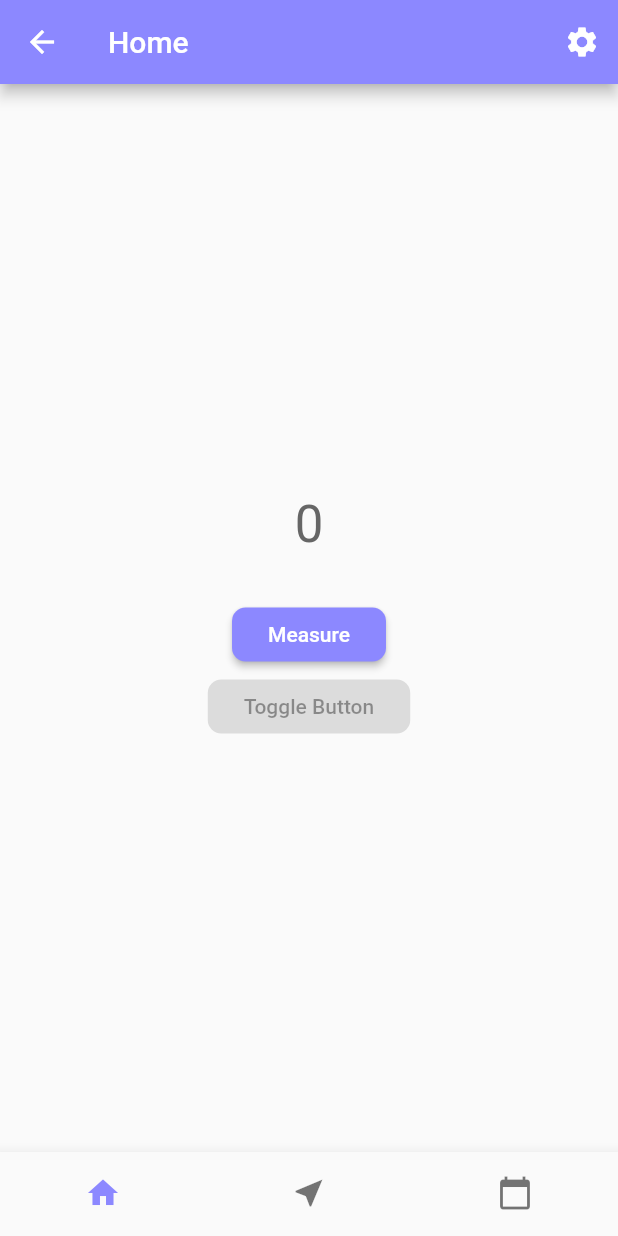
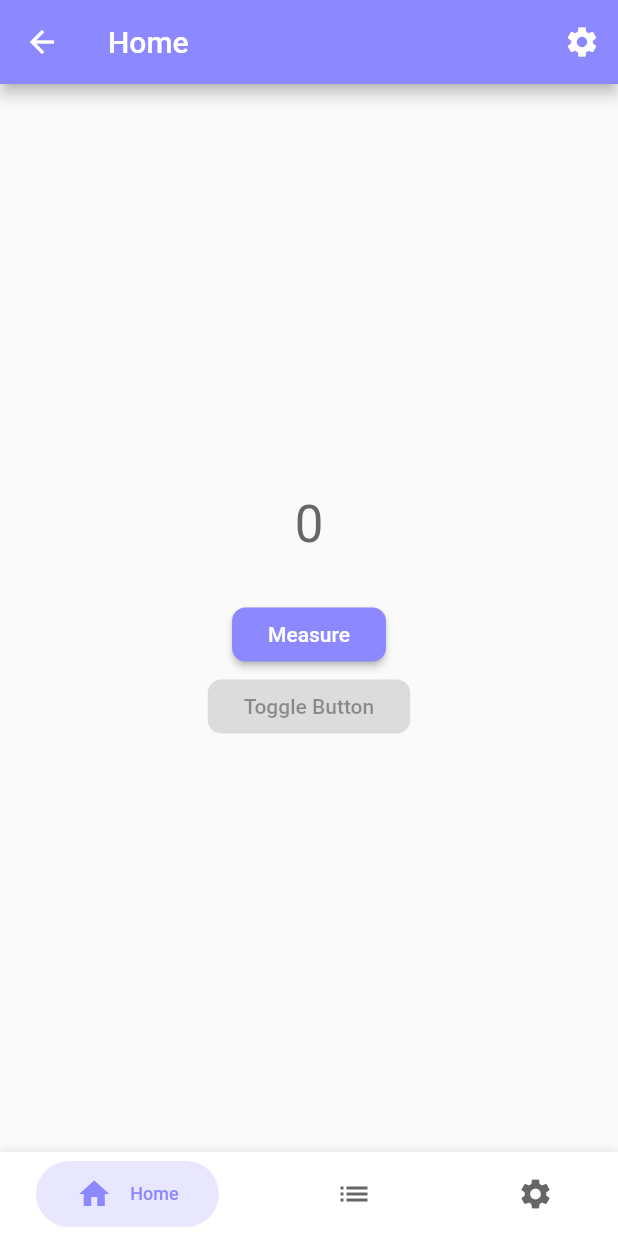
Before and after one commit to Supercaly/Balance-Flutter, a Flutter app: the MainScreen screen opened by its route, on a phone screen of 412 x 824 dp. Run offline on Flutter 3.47's test engine with Material 2 defaults, Android fonts, the phone set to English and light mode, and no system bars; our stand-ins replace floor, flutter_bloc, flutter_svg, introduction_screen, shared_preferences, sqflite; accounts and stored records are empty; generated files the repository leaves out were written again.

Commit message:
Add structure for the custom bottom navigation bar

```diff
--- a/lib/screens/main_screen.dart
+++ b/lib/screens/main_screen.dart
@@ -45,22 +45,131 @@ class _MainScreenState extends State<MainScreen> {
         }),
         child: _pages[_currentIndex]
       ),
-      bottomNavigationBar: BottomNavigationBar(
+      bottomNavigationBar: GoogleBottomNavigationBar(
         currentIndex: _currentIndex,
-        selectedItemColor: BColors.colorPrimary,
-        showSelectedLabels: false,
-        showUnselectedLabels: false,
-        onTap: (newIdx) => setState(() {
-          // Set the current page to the selected and update the current index
-          //_pageController.jumpToPage(newIdx);
-          setState(() => _currentIndex = newIdx);
-        }),
         items: [
-          BottomNavigationBarItem(title: Text("Home"), icon: Icon(Icons.home)),
-          BottomNavigationBarItem(title: Text("Measurements"), icon: Icon(Icons.near_me)),
-          BottomNavigationBarItem(title: Text("Calibrate Device"), icon: Icon(Icons.calendar_today)),
+          NavigationItem(icon: Icon(Icons.home), text: Text("Home")),
+          NavigationItem(icon: Icon(Icons.list), text: Text("Tests")),
+          NavigationItem(icon: Icon(Icons.settings), text: Text("Settings")),
         ],
+        onTap: (newIdx) => setState(() => _currentIndex = newIdx),
       ),
     );
   }
 }
+
+class GoogleBottomNavigationBar extends StatefulWidget {
+  final Color backgroundColor;
+  final Color selectedColor;
+  final Color unselectedColor;
+  final Color rectangleColor;
+  final List<NavigationItem> items;
+  final int currentIndex;
+  final ValueChanged<int> onTap;
+
+  GoogleBottomNavigationBar({
+    Key key,
+    @required this.items,
+    this.onTap,
+    this.currentIndex = 0,
+    this.backgroundColor = Colors.white,
+    this.selectedColor = BColors.colorPrimary,
+    this.unselectedColor = BColors.textColor,
+    this.rectangleColor = const Color(0xffe8e7ff),
+  }): assert(items != null),
+    assert(items.length >= 2),
+    assert(0 <= currentIndex && currentIndex < items.length),
+    super(key: key);
+
+  @override
+  _GoogleBottomNavigationBarState createState() => _GoogleBottomNavigationBarState();
+}
+
+class _GoogleBottomNavigationBarState extends State<GoogleBottomNavigationBar> {
+  @override
+  Widget build(BuildContext context) {
+    return Container(
+      width: MediaQuery.of(context).size.width,
+      height: 56,
+      padding: EdgeInsets.only(left: 24, top: 6, right: 24, bottom: 6),
+      decoration: BoxDecoration(
+        color: widget.backgroundColor,
+        boxShadow: [
+          BoxShadow(
+            color: Colors.black12,
+            blurRadius: 5
+          )
+        ]
+      ),
+      child: Row(
+        mainAxisAlignment: MainAxisAlignment.spaceBetween,
+        children: widget.items.map((item) {
+          final itemIdx = widget.items.indexOf(item);
+          return Material(
+            color: widget.backgroundColor,
+            child: InkWell(
+              customBorder: CircleBorder(),
+              onTap: () {
+                if (widget.currentIndex != itemIdx) {
+                  widget.onTap.call(itemIdx);
+                }
+              },
+              child: _buildItem(item, widget.currentIndex == itemIdx),
+            ),
+          );
+        }).toList()
+      )
+    );
+  }
+
+  Widget _buildItem(NavigationItem item, bool isSelected) {
+    return AnimatedContainer(
+      duration: Duration(milliseconds: 270),
+      width: isSelected ? 122 : 50,
+      height: double.maxFinite,
+      decoration: isSelected ? BoxDecoration(
+        color: widget.rectangleColor,
+        borderRadius: BorderRadius.circular(90)
+      ): null,
+      child: Center(
+        child: ListView(
+          scrollDirection: Axis.horizontal,
+          shrinkWrap: true,
+          children: <Widget>[
+            Row(
+              crossAxisAlignment: CrossAxisAlignment.center,
+              children: <Widget>[
+                IconTheme(
+                  data: IconThemeData(
+                    size: 24,
+                    color: isSelected ? widget.selectedColor: widget.unselectedColor
+                  ),
+                  child: item.icon,
+                ),
+                Padding(
+                  padding: const EdgeInsets.only(left: 12),
+                  child: isSelected ?
+                    DefaultTextStyle.merge(
+                      style: TextStyle(
+                        color: widget.selectedColor,
+                        fontSize: 12,
+                        fontWeight: FontWeight.w500
+                      ),
+                      child: item.text
+                    ): Container(),
+                )
+              ],
+            ),
+          ]
+        ),
+      )
+    );
+  }
+}
+
+class NavigationItem {
+  final Icon icon;
+  final Text text;
+
+  NavigationItem({this.icon, this.text});
+}
--- a/lib/sensors/sensor_widget.dart
+++ b/lib/sensors/sensor_widget.dart
@@ -46,6 +46,7 @@ class _SensorWidgetState extends State<SensorWidget> with WidgetsBindingObserver
   Future<bool> didPopRoute() {
     // TODO: 16/03/20 Display a dialog asking the user if he wants to cancel
     // Cancel the SensorController when the back button is pressed
+    // TODO: 31/03/20 Cancel the sensor controller only if it's measuring
     _controller.cancel();
     return Future.value(false);
   }
```
